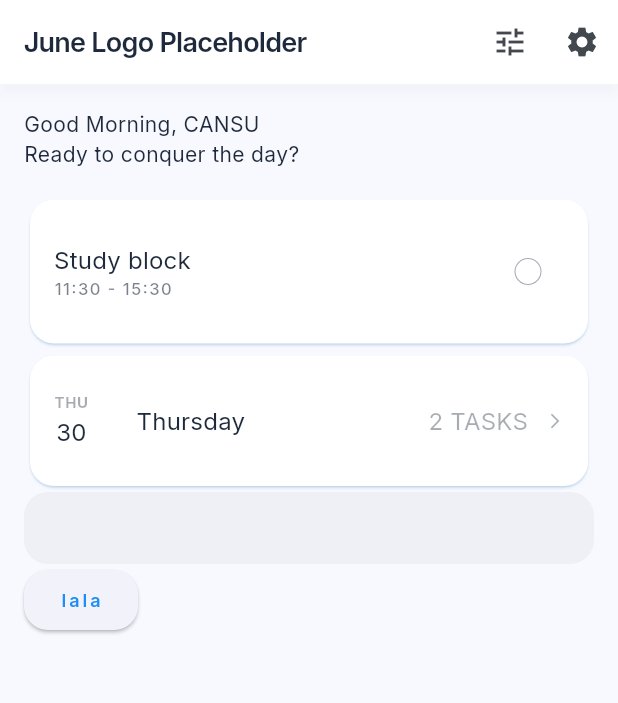
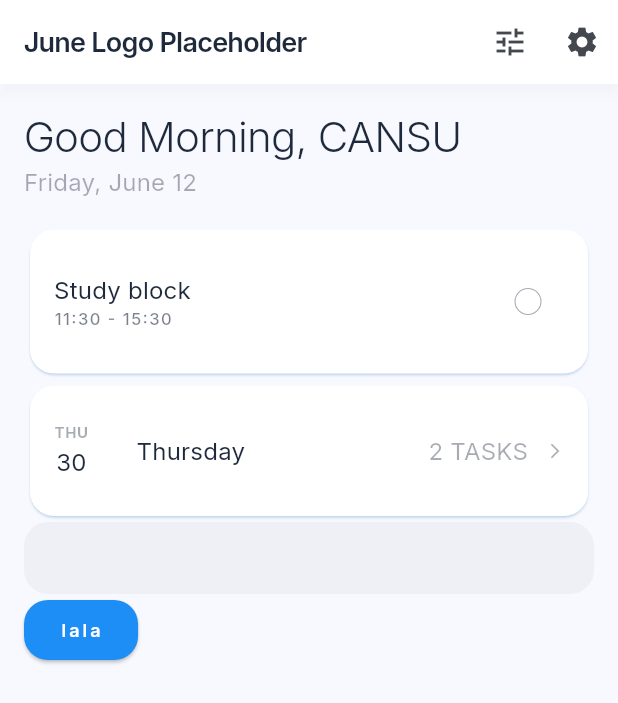
Before and after one commit to censop/june, a Flutter app: the screen it shows after launch, on a phone screen of 412 x 824 dp. Shown: the top 703 px of the screen. Run offline on Flutter 3.47's test engine with Material 3 defaults, Android fonts, the phone set to English and light mode, and no system bars.

Commit message:
CustomButton changed to primary color, improvements overall

```diff
--- a/lib/Models/day.dart
+++ b/lib/Models/day.dart
@@ -1,5 +1,3 @@
-import 'dart:ffi';
-
 import 'package:june/Models/task.dart';
 
 class Day {
--- a/lib/Widgets/Buttons/custom_elevated_button.dart
+++ b/lib/Widgets/Buttons/custom_primary_elevated_button.dart
@@ -5,11 +5,11 @@ class CustomElevatedButton extends StatefulWidget {
   const CustomElevatedButton({
     super.key,
     required this.onPressed,
-    required this.child,
+    required this.text,
   });
 
   final Function()? onPressed;
-  final Widget? child;
+  final String text;
 
 
   @override
@@ -24,9 +24,15 @@ class _CustomElevatedButtonState extends State<CustomElevatedButton> {
       style: ElevatedButton.styleFrom(
         shape: RoundedRectangleBorder(
           borderRadius: BorderRadiusGeometry.circular(16)
-        )
+        ),
+        backgroundColor: Theme.of(context).colorScheme.primary
       ),
-      child: widget.child,
+      child: Text(
+        widget.text,
+        style: TextStyle(
+          color: Theme.of(context).colorScheme.onPrimary
+        ),
+      )
     );
   }
 }
--- a/lib/Widgets/Screens/home_page.dart
+++ b/lib/Widgets/Screens/home_page.dart
@@ -1,7 +1,7 @@
 import 'package:flutter/material.dart';
 import 'package:june/Models/day.dart';
 import 'package:june/Models/task.dart';
-import 'package:june/Widgets/Buttons/custom_elevated_button.dart';
+import 'package:june/Widgets/Buttons/custom_primary_elevated_button.dart';
 import 'package:june/Widgets/Cards/day_card.dart';
 import 'package:june/Widgets/Cards/task_card.dart';
 import 'package:june/Widgets/Form/custom_text_form_field.dart';
@@ -50,7 +50,16 @@ class _HomePageState extends State<HomePage> {
           mainAxisAlignment: MainAxisAlignment.start,
           crossAxisAlignment: CrossAxisAlignment.start,
           children:[
-            Text("Good Morning, CANSU\nReady to conquer the day?"),
+            Text(
+              "Good Morning, CANSU",
+              style: Theme.of(context).textTheme.headlineMedium,
+            ),
+            Text( //will not be like this when database is loaded
+              "Friday, June 12",
+              style: Theme.of(context).textTheme.titleMedium!.copyWith(
+                color: Theme.of(context).colorScheme.onSurface.withAlpha(100)
+              ),
+            ),
             SizedBox(height: 16,),
             TaskCard(task: dummyTask,),
             DayCard(day: day),
@@ -59,7 +68,7 @@ class _HomePageState extends State<HomePage> {
               onPressed: () {
                 Navigator.of(context).pushNamed(Routes.signUpPage);
               },
-              child: Text("lala")
+              text: "lala"
             )
           ]
         ),
--- a/lib/Widgets/Theme/my_theme.dart
+++ b/lib/Widgets/Theme/my_theme.dart
@@ -44,6 +44,14 @@ class MyTheme {
       fontWeight: FontWeight.w400, // Normal
     ),
 
+    // Headline Subtitles (e.g., "FRIDAY, JULY 12")
+    titleSmall: const TextStyle(
+      fontFamily: interFont,
+      fontSize: 14.0, // text-sm
+      fontWeight: FontWeight.w500, // font-medium
+      letterSpacing: 1.5, // tracking-widest
+    ),
+
     // Standard Body Text
     bodyMedium: const TextStyle(
       fontFamily: interFont,
```
Also changed, not shown: lib/Utils/format_utils.dart (+10 -0 lines), lib/Widgets/Cards/sign_up_card.dart (+33 -4 lines), lib/Widgets/Screens/sign_up_page.dart (+25 -1 lines).
